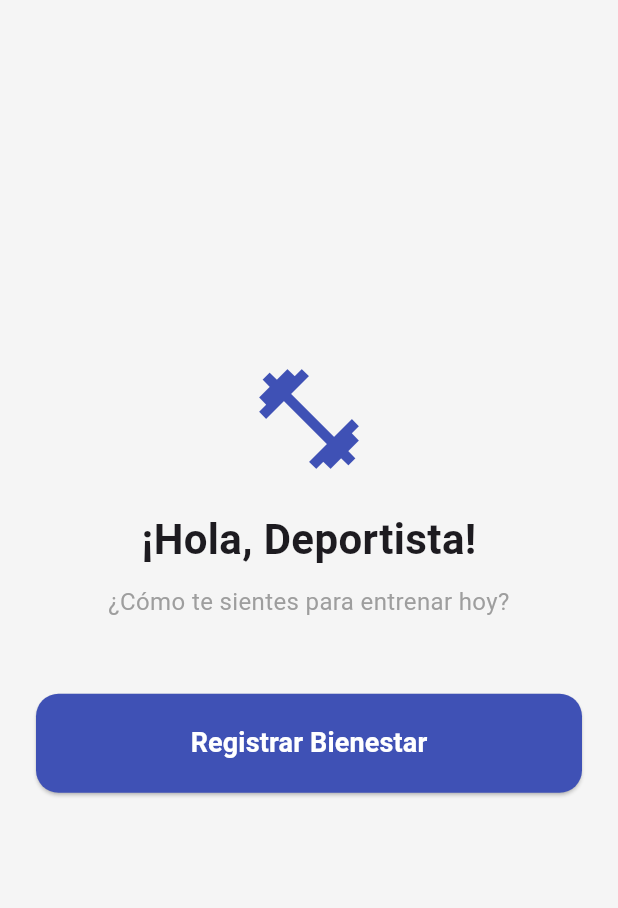
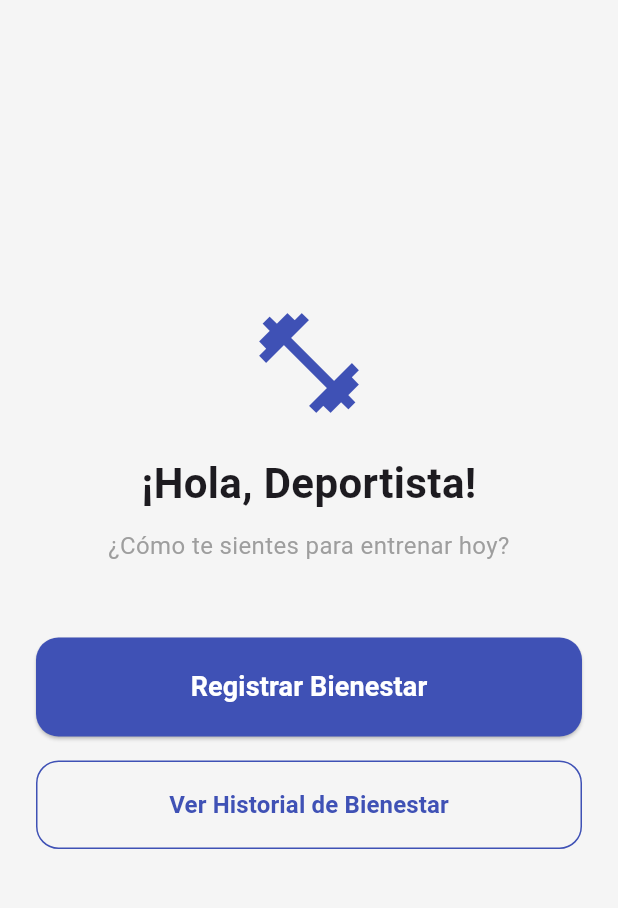
Before and after one commit to xiinoklo/train-track-mvp, a Flutter app: the screen it shows after launch, on a phone screen of 412 x 824 dp, the part 84-992 px from its top. Run offline on Flutter 3.47's test engine with Material 3 defaults, Android fonts, the phone set to English and light mode, and no system bars.

Commit message:
Muestra historial de bienestar en Flutter

```diff
--- a/app/lib/screens/dashboard_screen.dart
+++ b/app/lib/screens/dashboard_screen.dart
@@ -1,5 +1,6 @@
 import 'package:flutter/material.dart';
 import 'wellness_form_screen.dart';
+import 'history_screen.dart';
 
 class DashboardScreen extends StatelessWidget {
   const DashboardScreen({Key? key}) : super(key: key);
@@ -7,12 +8,15 @@ class DashboardScreen extends StatelessWidget {
   @override
   Widget build(BuildContext context) {
     return Scaffold(
-      backgroundColor: Colors.grey[100], // Fondo sutil
+      backgroundColor: Colors.grey[100],
       appBar: AppBar(
-        title: const Text('Train Track', style: TextStyle(fontWeight: FontWeight.bold)),
+        title: const Text(
+          'Train Track',
+          style: TextStyle(fontWeight: FontWeight.bold),
+        ),
         centerTitle: true,
         elevation: 0,
-        backgroundColor: Colors.indigo, // Color principal de la marca
+        backgroundColor: Colors.indigo,
         foregroundColor: Colors.white,
       ),
       body: Padding(
@@ -21,21 +25,36 @@ class DashboardScreen extends StatelessWidget {
           mainAxisAlignment: MainAxisAlignment.center,
           crossAxisAlignment: CrossAxisAlignment.stretch,
           children: [
-            const Icon(Icons.fitness_center, size: 80, color: Colors.indigo),
+            const Icon(
+              Icons.fitness_center,
+              size: 80,
+              color: Colors.indigo,
+            ),
+
             const SizedBox(height: 20),
+
             const Text(
               '¡Hola, Deportista!',
-              style: TextStyle(fontSize: 28, fontWeight: FontWeight.bold),
+              style: TextStyle(
+                fontSize: 28,
+                fontWeight: FontWeight.bold,
+              ),
               textAlign: TextAlign.center,
             ),
+
             const SizedBox(height: 10),
+
             const Text(
               '¿Cómo te sientes para entrenar hoy?',
-              style: TextStyle(fontSize: 16, color: Colors.grey),
+              style: TextStyle(
+                fontSize: 16,
+                color: Colors.grey,
+              ),
               textAlign: TextAlign.center,
             ),
+
             const SizedBox(height: 50),
-            // Aquí está el botón gigante de 1 clic
+
             ElevatedButton(
               style: ElevatedButton.styleFrom(
                 backgroundColor: Colors.indigo,
@@ -46,15 +65,47 @@ class DashboardScreen extends StatelessWidget {
                 ),
               ),
               onPressed: () {
-                // Esta línea hace que la app "viaje" a tu formulario
                 Navigator.push(
                   context,
-                  MaterialPageRoute(builder: (context) => const WellnessFormScreen()),
+                  MaterialPageRoute(
+                    builder: (context) => const WellnessFormScreen(),
+                  ),
                 );
               },
               child: const Text(
                 'Registrar Bienestar',
-                style: TextStyle(fontSize: 18, fontWeight: FontWeight.bold),
+                style: TextStyle(
+                  fontSize: 18,
+                  fontWeight: FontWeight.bold,
+                ),
+              ),
+            ),
+
+            const SizedBox(height: 16),
+
+            OutlinedButton(
+              style: OutlinedButton.styleFrom(
+                foregroundColor: Colors.indigo,
+                side: const BorderSide(color: Colors.indigo),
+                padding: const EdgeInsets.symmetric(vertical: 18),
+                shape: RoundedRectangleBorder(
+                  borderRadius: BorderRadius.circular(15),
+                ),
+              ),
+              onPressed: () {
+                Navigator.push(
+                  context,
+                  MaterialPageRoute(
+                    builder: (context) => const HistoryScreen(),
+                  ),
+                );
+              },
+              child: const Text(
+                'Ver Historial de Bienestar',
+                style: TextStyle(
+                  fontSize: 16,
+                  fontWeight: FontWeight.bold,
+                ),
               ),
             ),
           ],
```
Also changed, not shown: app/lib/screens/history_screen.dart (added, +124 -0 lines), app/lib/services/api_service.dart (+12 -0 lines).
